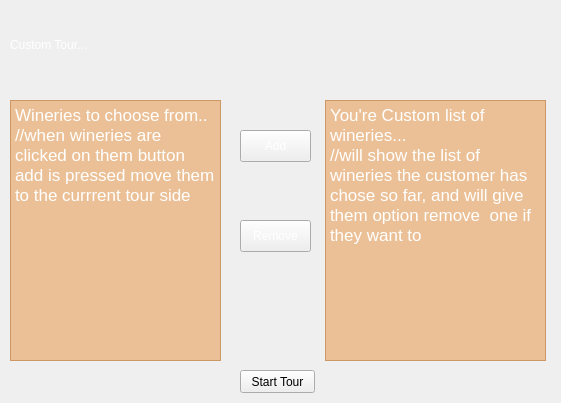
Qt form customtour.ui (DuncanBauer/WineryTours) before a commit.
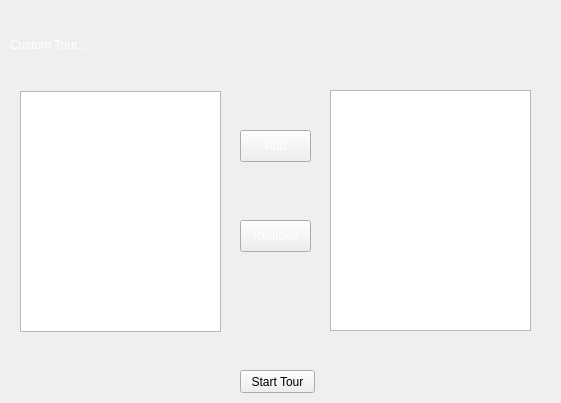
The same form after that commit. Icons and pictures are not drawn.

Commit message: Displays winery list in custom tour / Allows choosing of winerys for custom tour

```diff
--- a/customtour.ui
+++ b/customtour.ui
@@ -68,59 +68,6 @@
     <string>&lt;html&gt;&lt;head/&gt;&lt;body&gt;&lt;p&gt;&lt;span style=&quot; color:#ffffff;&quot;&gt;Custom Tour...&lt;/span&gt;&lt;/p&gt;&lt;/body&gt;&lt;/html&gt;</string>
    </property>
   </widget>
-  <widget class="QTextBrowser" name="chooseList">
-   <property name="geometry">
-    <rect>
-     <x>10</x>
-     <y>100</y>
-     <width>211</width>
-     <height>261</height>
-    </rect>
-   </property>
-   <property name="styleSheet">
-    <string notr="true">background-color: rgba(231, 153, 77, 140);
-
-color: white;
-
-
-font: 13pt &quot;American Typewriter&quot;;</string>
-   </property>
-   <property name="html">
-    <string>&lt;!DOCTYPE HTML PUBLIC &quot;-//W3C//DTD HTML 4.0//EN&quot; &quot;http://www.w3.org/TR/REC-html40/strict.dtd&quot;&gt;
-&lt;html&gt;&lt;head&gt;&lt;meta name=&quot;qrichtext&quot; content=&quot;1&quot; /&gt;&lt;style type=&quot;text/css&quot;&gt;
-p, li { white-space: pre-wrap; }
-&lt;/style&gt;&lt;/head&gt;&lt;body style=&quot; font-family:'American Typewriter'; font-size:13pt; font-weight:400; font-style:normal;&quot;&gt;
-&lt;p style=&quot; margin-top:0px; margin-bottom:0px; margin-left:0px; margin-right:0px; -qt-block-indent:0; text-indent:0px;&quot;&gt;Wineries to choose from..&lt;/p&gt;
-&lt;p style=&quot; margin-top:0px; margin-bottom:0px; margin-left:0px; margin-right:0px; -qt-block-indent:0; text-indent:0px;&quot;&gt;//when wineries are clicked on them button add is pressed move them to the currrent tour side&lt;/p&gt;
-&lt;p style=&quot;-qt-paragraph-type:empty; margin-top:0px; margin-bottom:0px; margin-left:0px; margin-right:0px; -qt-block-indent:0; text-indent:0px;&quot;&gt;&lt;br /&gt;&lt;/p&gt;&lt;/body&gt;&lt;/html&gt;</string>
-   </property>
-  </widget>
-  <widget class="QTextBrowser" name="cuurentList">
-   <property name="geometry">
-    <rect>
-     <x>325</x>
-     <y>100</y>
-     <width>221</width>
-     <height>261</height>
-    </rect>
-   </property>
-   <property name="styleSheet">
-    <string notr="true">
-
-background-color: rgba(231, 153, 77, 140);
-
-color: white;
-font: 13pt &quot;American Typewriter&quot;;</string>
-   </property>
-   <property name="html">
-    <string>&lt;!DOCTYPE HTML PUBLIC &quot;-//W3C//DTD HTML 4.0//EN&quot; &quot;http://www.w3.org/TR/REC-html40/strict.dtd&quot;&gt;
-&lt;html&gt;&lt;head&gt;&lt;meta name=&quot;qrichtext&quot; content=&quot;1&quot; /&gt;&lt;style type=&quot;text/css&quot;&gt;
-p, li { white-space: pre-wrap; }
-&lt;/style&gt;&lt;/head&gt;&lt;body style=&quot; font-family:'American Typewriter'; font-size:13pt; font-weight:400; font-style:normal;&quot;&gt;
-&lt;p style=&quot; margin-top:0px; margin-bottom:0px; margin-left:0px; margin-right:0px; -qt-block-indent:0; text-indent:0px;&quot;&gt;You're Custom list of wineries...&lt;/p&gt;
-&lt;p style=&quot; margin-top:0px; margin-bottom:0px; margin-left:0px; margin-right:0px; -qt-block-indent:0; text-indent:0px;&quot;&gt;//will show the list of wineries the customer has chose so far, and will give them option remove  one if they want to&lt;/p&gt;&lt;/body&gt;&lt;/html&gt;</string>
-   </property>
-  </widget>
   <widget class="QPushButton" name="pushButton">
    <property name="geometry">
     <rect>
@@ -137,12 +84,26 @@
     <string>Start Tour</string>
    </property>
   </widget>
-  <zorder>add</zorder>
-  <zorder>remove</zorder>
-  <zorder>label</zorder>
-  <zorder>cuurentList</zorder>
-  <zorder>chooseList</zorder>
-  <zorder>pushButton</zorder>
+  <widget class="QListWidget" name="listWidget">
+   <property name="geometry">
+    <rect>
+     <x>20</x>
+     <y>91</y>
+     <width>201</width>
+     <height>241</height>
+    </rect>
+   </property>
+  </widget>
+  <widget class="QListWidget" name="userList">
+   <property name="geometry">
+    <rect>
+     <x>330</x>
+     <y>90</y>
+     <width>201</width>
+     <height>241</height>
+    </rect>
+   </property>
+  </widget>
  </widget>
  <resources/>
  <connections/>
```
The commit also changes 12 other files.
